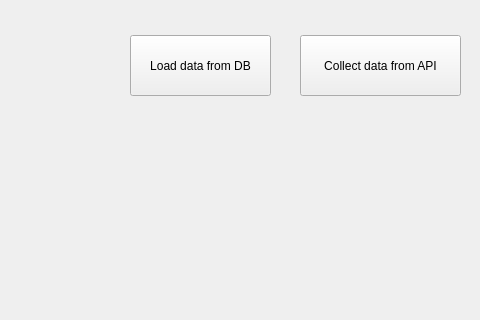
Before: the Qt Designer form Game/src/mainwindow.ui in storst1/FootballManager, drawn with Qt 5; both pictures show x 0 to 480 and y 115 to 435 of the 800 by 600 pixel window.
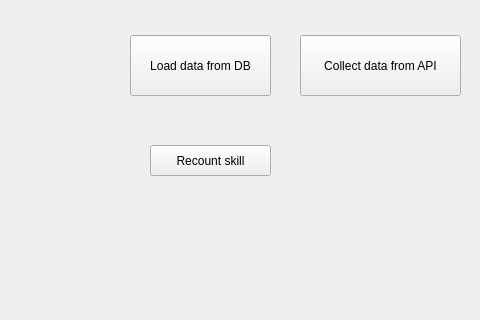
After: the same form once the commit is applied.

Commit message: Skill evaluation algorithm added

```diff
--- a/Game/src/mainwindow.ui
+++ b/Game/src/mainwindow.ui
@@ -53,6 +53,19 @@
      <string>Load data from DB</string>
     </property>
    </widget>
+   <widget class="QPushButton" name="pushButton_4">
+    <property name="geometry">
+     <rect>
+      <x>150</x>
+      <y>260</y>
+      <width>121</width>
+      <height>31</height>
+     </rect>
+    </property>
+    <property name="text">
+     <string>Recount skill</string>
+    </property>
+   </widget>
   </widget>
   <widget class="QMenuBar" name="menubar">
    <property name="geometry">
```
The commit also changes 29 other files.
